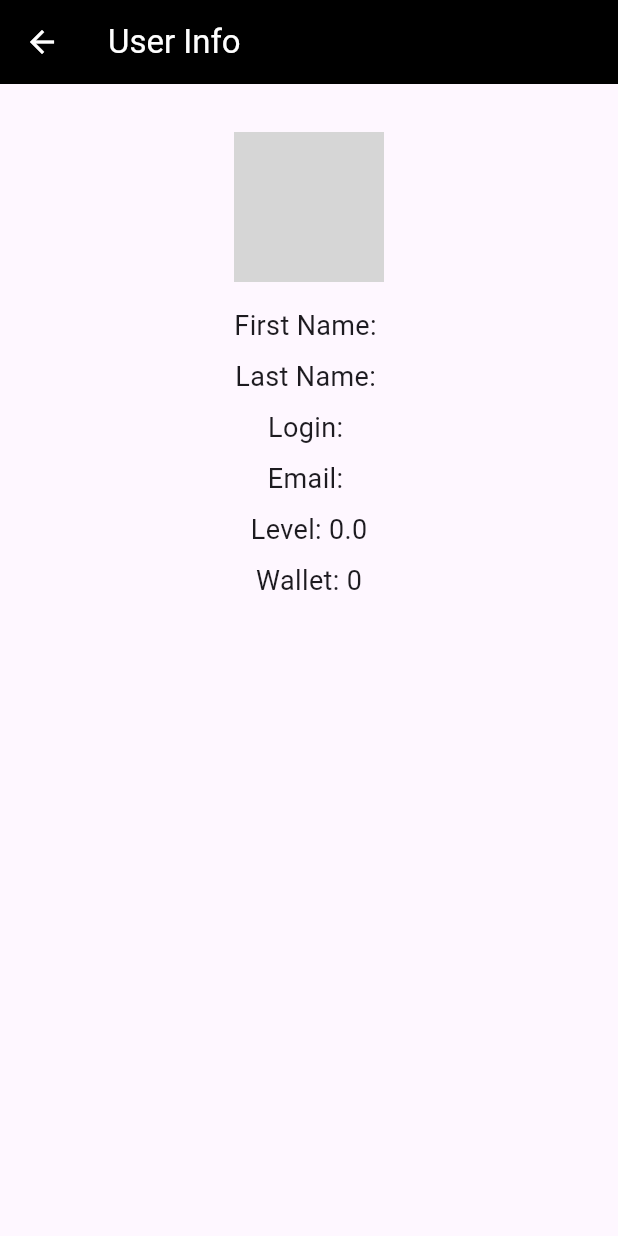
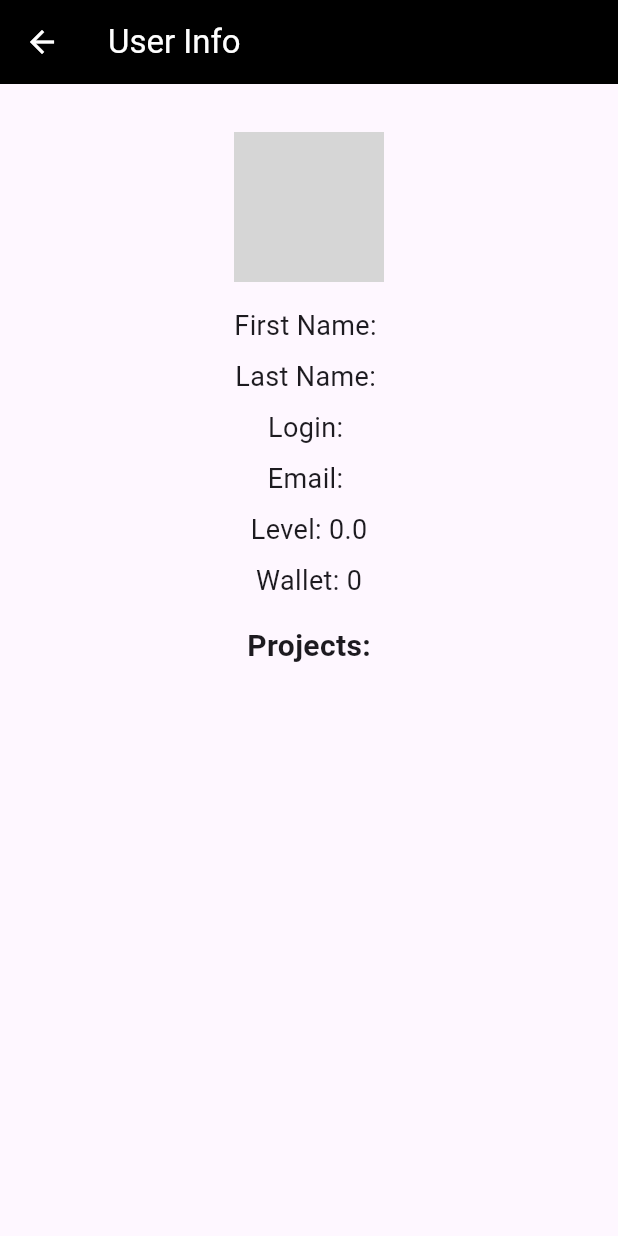
Before and after one commit to iker-gonzalez/swifty-companion, a Flutter app: the UserInfoScreen screen opened directly with empty values, on a phone screen of 412 x 824 dp. Run offline on Flutter 3.47's test engine with Material 3 defaults, Android fonts, the phone set to English and light mode, and no system bars; our stand-ins replace flutter_dotenv, shared_preferences, webview_flutter; accounts and stored records are empty; network calls fail; grey boxes are pictures that could not be loaded.

Commit message:
Render projects in user info screen

```diff
--- a/lib/screens/user_info_screen.dart
+++ b/lib/screens/user_info_screen.dart
@@ -1,12 +1,14 @@
 // lib/screens/user_info_screen.dart
 import 'package:flutter/material.dart';
 import '../models/user_model.dart';
+import '../models/project_model.dart';
 import '../widgets/header_widget.dart';
 
 class UserInfoScreen extends StatelessWidget {
   final UserModel userInfo;
+  final List<ProjectModel> projects;
 
-  const UserInfoScreen({super.key, required this.userInfo});
+  const UserInfoScreen({super.key, required this.userInfo, required this.projects});
 
   @override
   Widget build(BuildContext context) {
@@ -39,6 +41,20 @@ class UserInfoScreen extends StatelessWidget {
               Text('Level: ${userInfo.level}', style: const TextStyle(fontSize: 18)),
               const SizedBox(height: 8),
               Text('Wallet: ${userInfo.wallet}', style: const TextStyle(fontSize: 18)),
+              const SizedBox(height: 16),
+              const Text('Projects:', style: TextStyle(fontSize: 20, fontWeight: FontWeight.bold)),
+              Expanded(
+                child: ListView.builder(
+                  itemCount: projects.length,
+                  itemBuilder: (context, index) {
+                    final project = projects[index];
+                    return ListTile(
+                      title: Text(project.name),
+                      subtitle: Text('Status: ${project.status}, Final Mark: ${project.finalMark}'),
+                    );
+                  },
+                ),
+              ),
             ],
           ),
         ),
```
Also changed, not shown: lib/main.dart (+2 -7 lines), lib/screens/home_screen.dart (+2 -15 lines).
